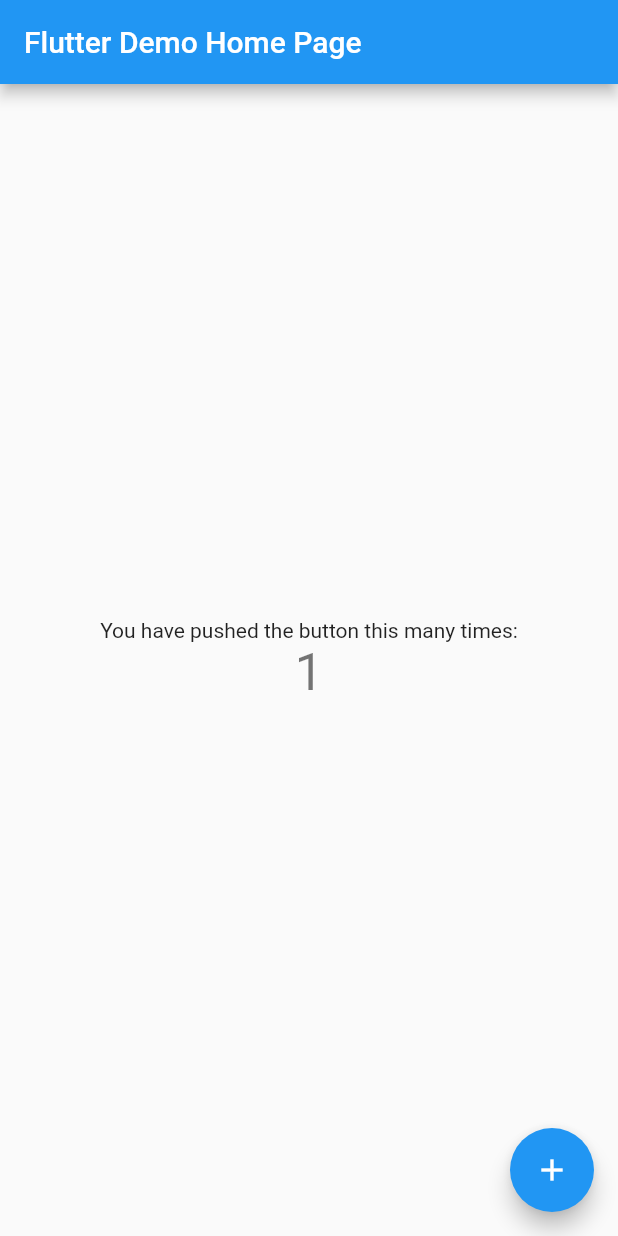
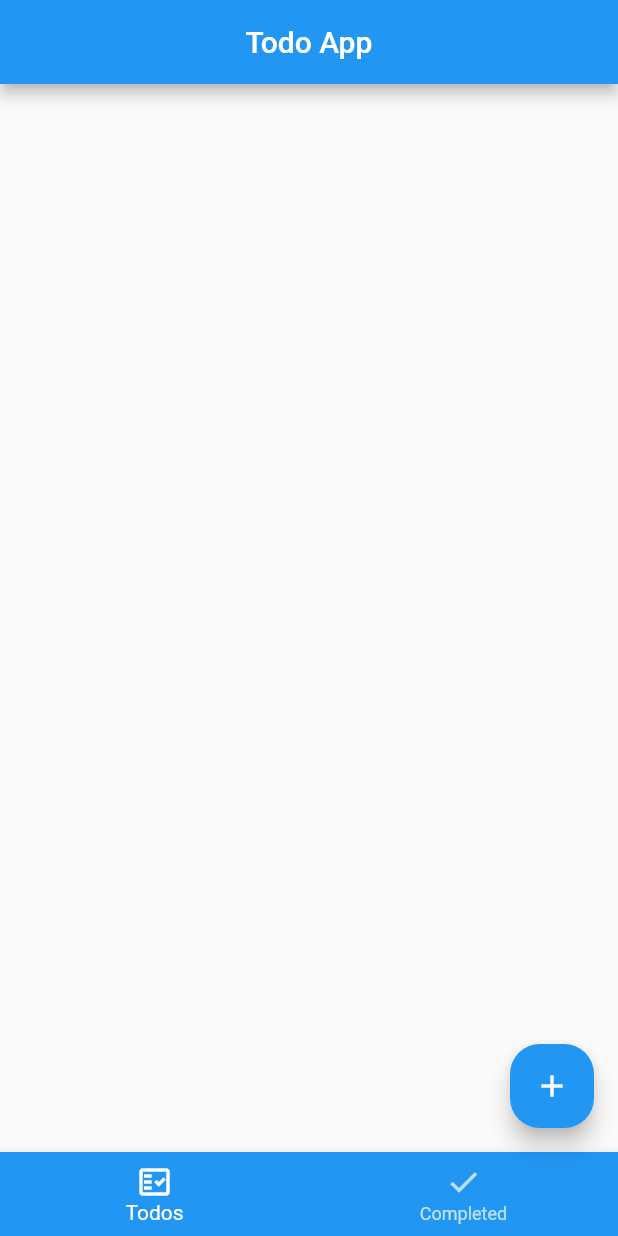
Before and after one commit to Khylesiarot/todolist_siarot, a Flutter app: the screen it shows after launch, after a tap on the "add" icon, on a phone screen of 412 x 824 dp. Run offline on Flutter 3.47's test engine with Material 2 defaults, Android fonts, the light colour scheme and no system bars; missing offline and left inert: dart:ffi.

Commit message:
floating Action button

```diff
--- a/lib/main.dart
+++ b/lib/main.dart
@@ -1,115 +1,12 @@
 import 'package:flutter/material.dart';
+import 'pages/homepage.dart';
 
 void main() {
-  runApp(const MyApp());
-}
-
-class MyApp extends StatelessWidget {
-  const MyApp({super.key});
-
-  // This widget is the root of your application.
-  @override
-  Widget build(BuildContext context) {
-    return MaterialApp(
-      title: 'Flutter Demo',
+  runApp(MaterialApp(
+      title: 'Todo App',
       theme: ThemeData(
-        // This is the theme of your application.
-        //
-        // Try running your application with "flutter run". You'll see the
-        // application has a blue toolbar. Then, without quitting the app, try
-        // changing the primarySwatch below to Colors.green and then invoke
-        // "hot reload" (press "r" in the console where you ran "flutter run",
-        // or simply save your changes to "hot reload" in a Flutter IDE).
-        // Notice that the counter didn't reset back to zero; the application
-        // is not restarted.
         primarySwatch: Colors.blue,
       ),
-      home: const MyHomePage(title: 'Flutter Demo Home Page'),
-    );
-  }
+      home: const HomePage(),
+    ));
 }
-
-class MyHomePage extends StatefulWidget {
-  const MyHomePage({super.key, required this.title});
-
-  // This widget is the home page of your application. It is stateful, meaning
-  // that it has a State object (defined below) that contains fields that affect
-  // how it looks.
-
-  // This class is the configuration for the state. It holds the values (in this
-  // case the title) provided by the parent (in this case the App widget) and
-  // used by the build method of the State. Fields in a Widget subclass are
-  // always marked "final".
-
-  final String title;
-
-  @override
-  State<MyHomePage> createState() => _MyHomePageState();
-}
-
-class _MyHomePageState extends State<MyHomePage> {
-  int _counter = 0;
-
-  void _incrementCounter() {
-    setState(() {
-      // This call to setState tells the Flutter framework that something has
-      // changed in this State, which causes it to rerun the build method below
-      // so that the display can reflect the updated values. If we changed
-      // _counter without calling setState(), then the build method would not be
-      // called again, and so nothing would appear to happen.
-      _counter++;
-    });
-  }
-
-  @override
-  Widget build(BuildContext context) {
-    // This method is rerun every time setState is called, for instance as done
-    // by the _incrementCounter method above.
-    //
-    // The Flutter framework has been optimized to make rerunning build methods
-    // fast, so that you can just rebuild anything that needs updating rather
-    // than having to individually change instances of widgets.
-    return Scaffold(
-      appBar: AppBar(
-        // Here we take the value from the MyHomePage object that was created by
-        // the App.build method, and use it to set our appbar title.
-        title: Text(widget.title),
-      ),
-      body: Center(
-        // Center is a layout widget. It takes a single child and positions it
-        // in the middle of the parent.
-        child: Column(
-          // Column is also a layout widget. It takes a list of children and
-          // arranges them vertically. By default, it sizes itself to fit its
-          // children horizontally, and tries to be as tall as its parent.
-          //
-          // Invoke "debug painting" (press "p" in the console, choose the
-          // "Toggle Debug Paint" action from the Flutter Inspector in Android
-          // Studio, or the "Toggle Debug Paint" command in Visual Studio Code)
-          // to see the wireframe for each widget.
-          //
-          // Column has various properties to control how it sizes itself and
-          // how it positions its children. Here we use mainAxisAlignment to
-          // center the children vertically; the main axis here is the vertical
-          // axis because Columns are vertical (the cross axis would be
-          // horizontal).
-          mainAxisAlignment: MainAxisAlignment.center,
-          children: <Widget>[
-            const Text(
-              'You have pushed the button this many times:',
-            ),
-            Text(
-              '$_counter',
-              style: Theme.of(context).textTheme.headlineMedium,
-            ),
-          ],
-        ),
-      ),
-      floatingActionButton: FloatingActionButton(
-        onPressed: _incrementCounter,
-        tooltip: 'Increment',
-        child: const Icon(Icons.add),
-      ), // This trailing comma makes auto-formatting nicer for build methods.
-    );
-  }
-}
--- a/lib/pages/homepage.dart
+++ b/lib/pages/homepage.dart
@@ -0,0 +1,41 @@
+import 'dart:ffi';
+
+import 'package:flutter/material.dart';
+
+class HomePage extends StatefulWidget {
+  const HomePage({super.key});
+
+  @override
+  State<HomePage> createState() => _HomePageState();
+}
+
+class _HomePageState extends State<HomePage> {
+  int selectedIndex = 0;
+
+  @override
+  Widget build(BuildContext context) {
+    return Scaffold(
+      appBar: AppBar(
+        title: const Text('Todo App'),
+        centerTitle: true,
+      ),
+      bottomNavigationBar: BottomNavigationBar(
+        backgroundColor: Colors.blue,
+        unselectedItemColor: Colors.white70,
+        selectedItemColor: Colors.white,
+        currentIndex: selectedIndex,
+        items: const [
+          BottomNavigationBarItem(
+              icon: Icon(Icons.fact_check_outlined), label: 'Todos'),
+          BottomNavigationBarItem(icon: Icon(Icons.done), label: 'Completed'),
+        ],
+      ),
+      floatingActionButton: FloatingActionButton(
+        onPressed: () {},
+        shape: RoundedRectangleBorder(borderRadius: BorderRadius.circular(20)),
+        backgroundColor: Colors.blue,
+        child:const Icon(Icons.add),
+      ),
+    );
+  }
+}
```
